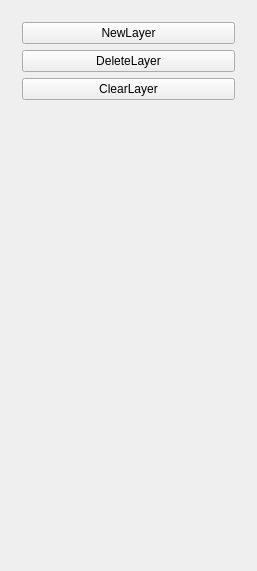
Before: the Qt Designer form 图像处理程序/LayerGroup.ui in March-rain233/MineSketchpad, drawn with Qt 5.
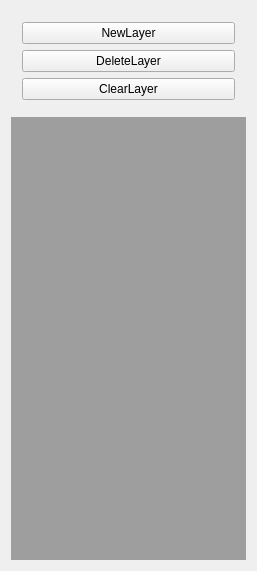
After: the same form once the commit is applied.

The edit to the form file:
```diff
--- a/图像处理程序/LayerGroup.ui
+++ b/图像处理程序/LayerGroup.ui
@@ -43,6 +43,451 @@
    </item>
    <item>
     <widget class="QWidget" name="layers" native="true">
+     <property name="palette">
+      <palette>
+       <active>
+        <colorrole role="WindowText">
+         <brush brushstyle="SolidPattern">
+          <color alpha="255">
+           <red>0</red>
+           <green>0</green>
+           <blue>0</blue>
+          </color>
+         </brush>
+        </colorrole>
+        <colorrole role="Button">
+         <brush brushstyle="SolidPattern">
+          <color alpha="255">
+           <red>158</red>
+           <green>158</green>
+           <blue>158</blue>
+          </color>
+         </brush>
+        </colorrole>
+        <colorrole role="Light">
+         <brush brushstyle="SolidPattern">
+          <color alpha="255">
+           <red>237</red>
+           <green>237</green>
+           <blue>237</blue>
+          </color>
+         </brush>
+        </colorrole>
+        <colorrole role="Midlight">
+         <brush brushstyle="SolidPattern">
+          <color alpha="255">
+           <red>197</red>
+           <green>197</green>
+           <blue>197</blue>
+          </color>
+         </brush>
+        </colorrole>
+        <colorrole role="Dark">
+         <brush brushstyle="SolidPattern">
+          <color alpha="255">
+           <red>79</red>
+           <green>79</green>
+           <blue>79</blue>
+          </color>
+         </brush>
+        </colorrole>
+        <colorrole role="Mid">
+         <brush brushstyle="SolidPattern">
+          <color alpha="255">
+           <red>105</red>
+           <green>105</green>
+           <blue>105</blue>
+          </color>
+         </brush>
+        </colorrole>
+        <colorrole role="Text">
+         <brush brushstyle="SolidPattern">
+          <color alpha="255">
+           <red>0</red>
+           <green>0</green>
+           <blue>0</blue>
+          </color>
+         </brush>
+        </colorrole>
+        <colorrole role="BrightText">
+         <brush brushstyle="SolidPattern">
+          <color alpha="255">
+           <red>255</red>
+           <green>255</green>
+           <blue>255</blue>
+          </color>
+         </brush>
+        </colorrole>
+        <colorrole role="ButtonText">
+         <brush brushstyle="SolidPattern">
+          <color alpha="255">
+           <red>0</red>
+           <green>0</green>
+           <blue>0</blue>
+          </color>
+         </brush>
+        </colorrole>
+        <colorrole role="Base">
+         <brush brushstyle="SolidPattern">
+          <color alpha="255">
+           <red>255</red>
+           <green>255</green>
+           <blue>255</blue>
+          </color>
+         </brush>
+        </colorrole>
+        <colorrole role="Window">
+         <brush brushstyle="SolidPattern">
+          <color alpha="255">
+           <red>158</red>
+           <green>158</green>
+           <blue>158</blue>
+          </color>
+         </brush>
+        </colorrole>
+        <colorrole role="Shadow">
+         <brush brushstyle="SolidPattern">
+          <color alpha="255">
+           <red>0</red>
+           <green>0</green>
+           <blue>0</blue>
+          </color>
+         </brush>
+        </colorrole>
+        <colorrole role="AlternateBase">
+         <brush brushstyle="SolidPattern">
+          <color alpha="255">
+           <red>206</red>
+           <green>206</green>
+           <blue>206</blue>
+          </color>
+         </brush>
+        </colorrole>
+        <colorrole role="ToolTipBase">
+         <brush brushstyle="SolidPattern">
+          <color alpha="255">
+           <red>255</red>
+           <green>255</green>
+           <blue>220</blue>
+          </color>
+         </brush>
+        </colorrole>
+        <colorrole role="ToolTipText">
+         <brush brushstyle="SolidPattern">
+          <color alpha="255">
+           <red>0</red>
+           <green>0</green>
+           <blue>0</blue>
+          </color>
+         </brush>
+        </colorrole>
+        <colorrole role="PlaceholderText">
+         <brush brushstyle="SolidPattern">
+          <color alpha="128">
+           <red>0</red>
+           <green>0</green>
+           <blue>0</blue>
+          </color>
+         </brush>
+        </colorrole>
+       </active>
+       <inactive>
+        <colorrole role="WindowText">
+         <brush brushstyle="SolidPattern">
+          <color alpha="255">
+           <red>0</red>
+           <green>0</green>
+           <blue>0</blue>
+          </color>
+         </brush>
+        </colorrole>
+        <colorrole role="Button">
+         <brush brushstyle="SolidPattern">
+          <color alpha="255">
+           <red>158</red>
+           <green>158</green>
+           <blue>158</blue>
+          </color>
+         </brush>
+        </colorrole>
+        <colorrole role="Light">
+         <brush brushstyle="SolidPattern">
+          <color alpha="255">
+           <red>237</red>
+           <green>237</green>
+           <blue>237</blue>
+          </color>
+         </brush>
+        </colorrole>
+        <colorrole role="Midlight">
+         <brush brushstyle="SolidPattern">
+          <color alpha="255">
+           <red>197</red>
+           <green>197</green>
+           <blue>197</blue>
+          </color>
+         </brush>
+        </colorrole>
+        <colorrole role="Dark">
+         <brush brushstyle="SolidPattern">
+          <color alpha="255">
+           <red>79</red>
+           <green>79</green>
+           <blue>79</blue>
+          </color>
+         </brush>
+        </colorrole>
+        <colorrole role="Mid">
+         <brush brushstyle="SolidPattern">
+          <color alpha="255">
+           <red>105</red>
+           <green>105</green>
+           <blue>105</blue>
+          </color>
+         </brush>
+        </colorrole>
+        <colorrole role="Text">
+         <brush brushstyle="SolidPattern">
+          <color alpha="255">
+           <red>0</red>
+           <green>0</green>
+           <blue>0</blue>
+          </color>
+         </brush>
+        </colorrole>
+        <colorrole role="BrightText">
+         <brush brushstyle="SolidPattern">
+          <color alpha="255">
+           <red>255</red>
+           <green>255</green>
+           <blue>255</blue>
+          </color>
+         </brush>
+        </colorrole>
+        <colorrole role="ButtonText">
+         <brush brushstyle="SolidPattern">
+          <color alpha="255">
+           <red>0</red>
+           <green>0</green>
+           <blue>0</blue>
+          </color>
+         </brush>
+        </colorrole>
+        <colorrole role="Base">
+         <brush brushstyle="SolidPattern">
+          <color alpha="255">
+           <red>255</red>
+           <green>255</green>
+           <blue>255</blue>
+          </color>
+         </brush>
+        </colorrole>
+        <colorrole role="Window">
+         <brush brushstyle="SolidPattern">
+          <color alpha="255">
+           <red>158</red>
+           <green>158</green>
+           <blue>158</blue>
+          </color>
+         </brush>
+        </colorrole>
+        <colorrole role="Shadow">
+         <brush brushstyle="SolidPattern">
+          <color alpha="255">
+           <red>0</red>
+           <green>0</green>
+           <blue>0</blue>
+          </color>
+         </brush>
+        </colorrole>
+        <colorrole role="AlternateBase">
+         <brush brushstyle="SolidPattern">
+          <color alpha="255">
+           <red>206</red>
+           <green>206</green>
+           <blue>206</blue>
+          </color>
+         </brush>
+        </colorrole>
+        <colorrole role="ToolTipBase">
+         <brush brushstyle="SolidPattern">
+          <color alpha="255">
+           <red>255</red>
+           <green>255</green>
+           <blue>220</blue>
+          </color>
+         </brush>
+        </colorrole>
+        <colorrole role="ToolTipText">
+         <brush brushstyle="SolidPattern">
+          <color alpha="255">
+           <red>0</red>
+           <green>0</green>
+           <blue>0</blue>
+          </color>
+         </brush>
+        </colorrole>
+        <colorrole role="PlaceholderText">
+         <brush brushstyle="SolidPattern">
+          <color alpha="128">
+           <red>0</red>
+           <green>0</green>
+           <blue>0</blue>
+          </color>
+         </brush>
+        </colorrole>
+       </inactive>
+       <disabled>
+        <colorrole role="WindowText">
+         <brush brushstyle="SolidPattern">
+          <color alpha="255">
+           <red>79</red>
+           <green>79</green>
+           <blue>79</blue>
+          </color>
+         </brush>
+        </colorrole>
+        <colorrole role="Button">
+         <brush brushstyle="SolidPattern">
+          <color alpha="255">
+           <red>158</red>
+           <green>158</green>
+           <blue>158</blue>
+          </color>
+         </brush>
+        </colorrole>
+        <colorrole role="Light">
+         <brush brushstyle="SolidPattern">
+          <color alpha="255">
+           <red>237</red>
+           <green>237</green>
+           <blue>237</blue>
+          </color>
+         </brush>
+        </colorrole>
+        <colorrole role="Midlight">
+         <brush brushstyle="SolidPattern">
+          <color alpha="255">
+           <red>197</red>
+           <green>197</green>
+           <blue>197</blue>
+          </color>
+         </brush>
+        </colorrole>
+        <colorrole role="Dark">
+         <brush brushstyle="SolidPattern">
+          <color alpha="255">
+           <red>79</red>
+           <green>79</green>
+           <blue>79</blue>
+          </color>
+         </brush>
+        </colorrole>
+        <colorrole role="Mid">
+         <brush brushstyle="SolidPattern">
+          <color alpha="255">
+           <red>105</red>
+           <green>105</green>
+           <blue>105</blue>
+          </color>
+         </brush>
+        </colorrole>
+        <colorrole role="Text">
+         <brush brushstyle="SolidPattern">
+          <color alpha="255">
+           <red>79</red>
+           <green>79</green>
+           <blue>79</blue>
+          </color>
+         </brush>
+        </colorrole>
+        <colorrole role="BrightText">
+         <brush brushstyle="SolidPattern">
+          <color alpha="255">
+           <red>255</red>
+           <green>255</green>
+           <blue>255</blue>
+          </color>
+         </brush>
+        </colorrole>
+        <colorrole role="ButtonText">
+         <brush brushstyle="SolidPattern">
+          <color alpha="255">
+           <red>79</red>
+           <green>79</green>
+           <blue>79</blue>
+          </color>
+         </brush>
+        </colorrole>
+        <colorrole role="Base">
+         <brush brushstyle="SolidPattern">
+          <color alpha="255">
+           <red>158</red>
+           <green>158</green>
+           <blue>158</blue>
+          </color>
+         </brush>
+        </colorrole>
+        <colorrole role="Window">
+         <brush brushstyle="SolidPattern">
+          <color alpha="255">
+           <red>158</red>
+           <green>158</green>
+           <blue>158</blue>
+          </color>
+         </brush>
+        </colorrole>
+        <colorrole role="Shadow">
+         <brush brushstyle="SolidPattern">
+          <color alpha="255">
+           <red>0</red>
+           <green>0</green>
+           <blue>0</blue>
+          </color>
+         </brush>
+        </colorrole>
+        <colorrole role="AlternateBase">
+         <brush brushstyle="SolidPattern">
+          <color alpha="255">
+           <red>158</red>
+           <green>158</green>
+           <blue>158</blue>
+          </color>
+         </brush>
+        </colorrole>
+        <colorrole role="ToolTipBase">
+         <brush brushstyle="SolidPattern">
+          <color alpha="255">
+           <red>255</red>
+           <green>255</green>
+           <blue>220</blue>
+          </color>
+         </brush>
+        </colorrole>
+        <colorrole role="ToolTipText">
+         <brush brushstyle="SolidPattern">
+          <color alpha="255">
+           <red>0</red>
+           <green>0</green>
+           <blue>0</blue>
+          </color>
+         </brush>
+        </colorrole>
+        <colorrole role="PlaceholderText">
+         <brush brushstyle="SolidPattern">
+          <color alpha="128">
+           <red>0</red>
+           <green>0</green>
+           <blue>0</blue>
+          </color>
+         </brush>
+        </colorrole>
+       </disabled>
+      </palette>
+     </property>
+     <property name="autoFillBackground">
+      <bool>true</bool>
+     </property>
      <layout class="QVBoxLayout" name="verticalLayout_3">
       <item>
        <layout class="QVBoxLayout" name="layerLayout"/>
```
Left out of the diff: 3 changed lines with no effect on the pictures.
